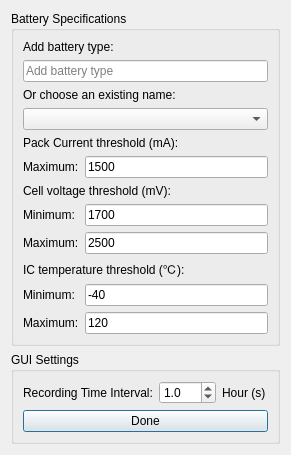
Above: UI/initDialog.ui from Zyuangeorge/Third_year_project before the change. Below: the same form after it.
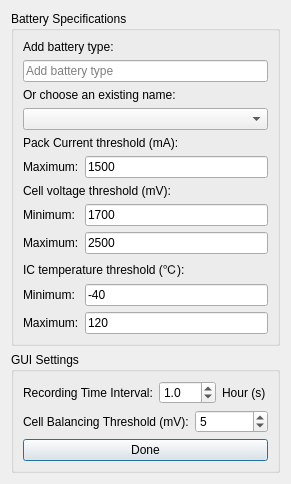
That is the form after the change.

```diff
--- a/UI/initDialog.ui
+++ b/UI/initDialog.ui
@@ -273,6 +273,27 @@
         </item>
        </layout>
       </item>
+      <item>
+       <layout class="QHBoxLayout" name="guiSettingLayout">
+        <item>
+         <widget class="QLabel" name="cbThresholdLabel">
+          <property name="text">
+           <string>Cell Balancing Threshold (mV):</string>
+          </property>
+         </widget>
+        </item>
+        <item>
+         <widget class="QSpinBox" name="cbThresholdSpinBox">
+          <property name="maximum">
+           <number>2000</number>
+          </property>
+          <property name="value">
+           <number>5</number>
+          </property>
+         </widget>
+        </item>
+       </layout>
+      </item>
       <item>
        <widget class="QPushButton" name="initValuePushButton">
         <property name="text">
```
